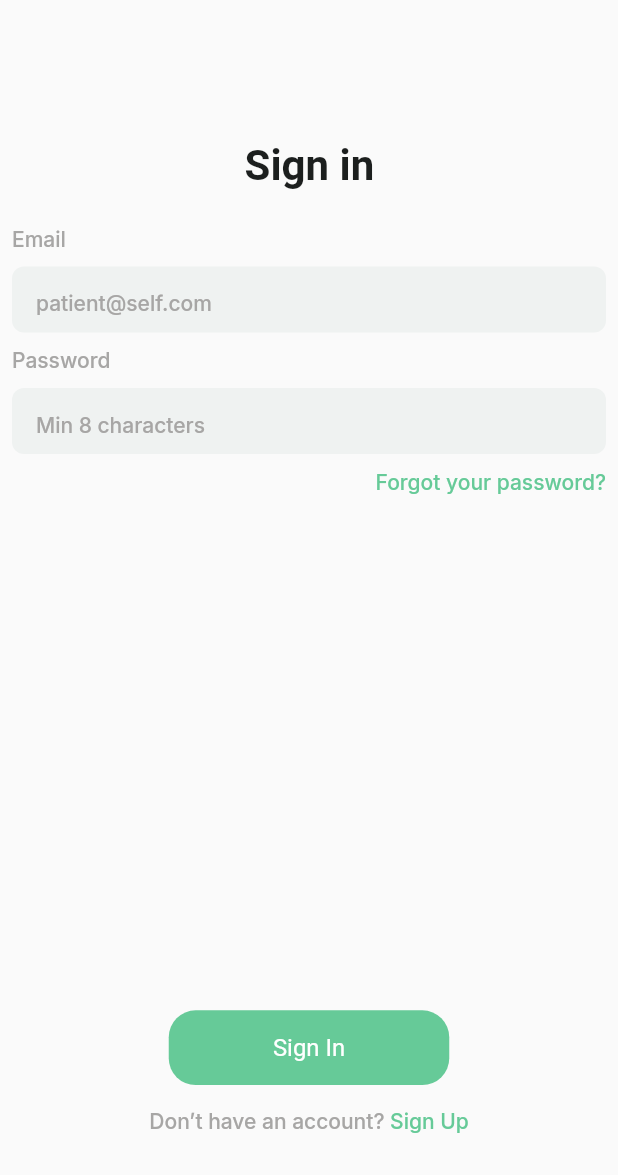
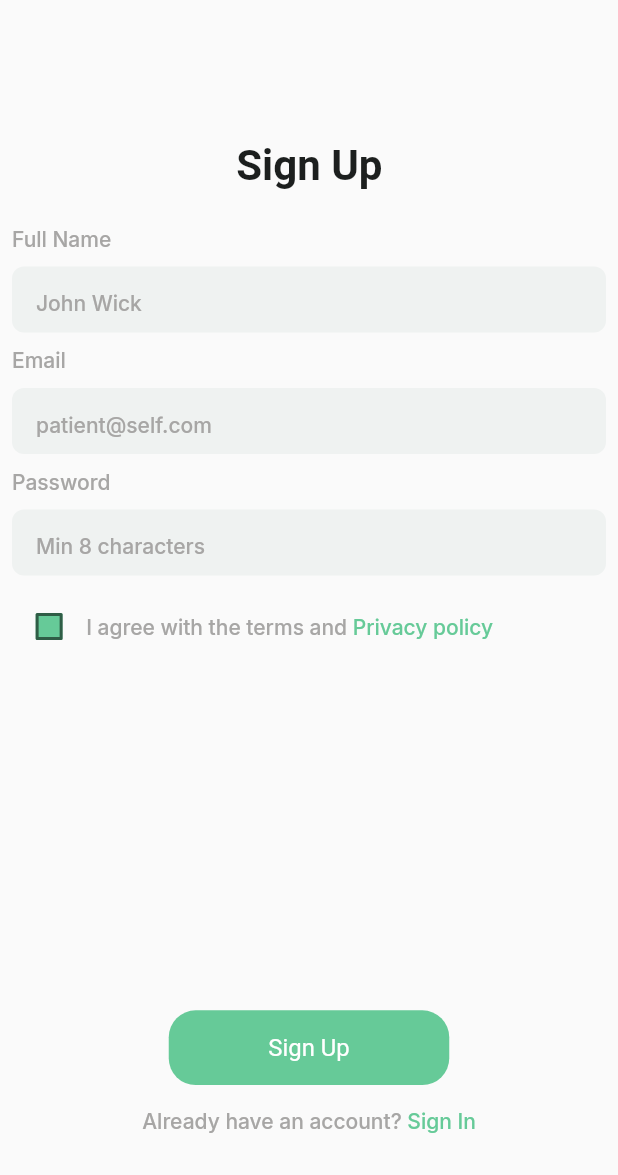
Before and after one commit to Teewhydot/medical_clinik, a Flutter app: the screen it shows after launch, on a phone screen of 412 x 824 dp, the part 61-1236 px from its top. Run offline on Flutter 3.47's test engine with Material 2 defaults, Android fonts, the phone set to English and light mode, and no system bars; our stand-ins replace google_fonts; missing offline and left inert: flag; Roboto replaces fonts that are missing (Gilroy-SemiBold).

Commit message:
Sign Up page completed.

```diff
--- /dev/null
+++ b/lib/clinik_app/presentation/pages/auth_pages/sign_up.dart
@@ -0,0 +1,120 @@
+import 'package:flutter/material.dart';
+import 'package:medical_clinik/clinik_app/presentation/widgets/constants/constants.dart';
+import 'package:medical_clinik/clinik_app/presentation/widgets/reused_widgets/button_widget.dart';
+import 'package:medical_clinik/clinik_app/presentation/widgets/reused_widgets/checkbox_widget.dart';
+import 'package:medical_clinik/clinik_app/presentation/widgets/reused_widgets/custom_textfield.dart';
+import 'package:medical_clinik/clinik_app/presentation/widgets/reused_widgets/header_widget.dart';
+
+class SignUpPage extends StatefulWidget {
+  const SignUpPage({Key? key}) : super(key: key);
+
+  @override
+  State<SignUpPage> createState() => _SignUpPageState();
+}
+
+class _SignUpPageState extends State<SignUpPage> {
+  @override
+  Widget build(BuildContext context) {
+    double fem = MediaQuery.of(context).size.width / baseWidth;
+    return Scaffold(
+      body: SafeArea(
+          child: Padding(
+        padding: const EdgeInsets.all(8.0),
+        child: Column(
+            mainAxisAlignment: MainAxisAlignment.spaceBetween,
+            children: [
+              Column(
+                children: [
+                  HeaderWidget(
+                    fem: fem,
+                    headerText: Text(
+                      'Sign Up',
+                      style: kHeaderTextStyle,
+                      textAlign: TextAlign.center,
+                    ),
+                    subHeaderText: Container(),
+                  ),
+                  Align(
+                      alignment: Alignment.centerLeft,
+                      child: Text('Full Name', style: kSubHeaderTextStyle)),
+                  addVerticalSpacing(10),
+                  const CustomTextField(
+                    keyboardType: TextInputType.name,
+                    hintText: 'John Wick',
+                  ),
+                  addVerticalSpacing(10),
+                  Align(
+                      alignment: Alignment.centerLeft,
+                      child: Text('Email', style: kSubHeaderTextStyle)),
+                  addVerticalSpacing(10),
+                  const CustomTextField(
+                    keyboardType: TextInputType.emailAddress,
+                    hintText: 'patient@self.com',
+                  ),
+                  addVerticalSpacing(10),
+                  Align(
+                      alignment: Alignment.centerLeft,
+                      child: Text('Password', style: kSubHeaderTextStyle)),
+                  addVerticalSpacing(10),
+                  const CustomTextField(
+                    keyboardType: TextInputType.visiblePassword,
+                    hintText: 'Min 8 characters',
+                  ),
+                  addVerticalSpacing(10),
+                  // checkbox and text
+                  Row(
+                    children: [
+                      const Expanded(
+                        flex: 1,
+                        child: MyCheckbox(),
+                      ),
+                      Expanded(
+                        flex: 7,
+                        child: RichText(
+                          text: TextSpan(
+                            style: kSubHeaderTextStyle,
+                            children: [
+                              const TextSpan(
+                                text: 'I agree with the terms and ',
+                              ),
+                              TextSpan(
+                                  text: 'Privacy policy',
+                                  style: kSubHeaderTextStyle.copyWith(
+                                      color: kAccentPrimaryGreen)),
+                            ],
+                          ),
+                        ),
+                      ),
+                    ],
+                  ),
+                ],
+              ),
+              Column(
+                children: [
+                  ButtonWidget(
+                      fem: fem,
+                      color: kAccentPrimaryGreen,
+                      buttonText: 'Sign Up'),
+                  addVerticalSpacing(15),
+                  RichText(
+                    text: TextSpan(
+                      style: kSubHeaderTextStyle,
+                      children: [
+                        const TextSpan(
+                          text: 'Already have an account? ',
+                        ),
+                        TextSpan(
+                            text: 'Sign In',
+                            style: kSubHeaderTextStyle.copyWith(
+                                color: kAccentPrimaryGreen)),
+                      ],
+                    ),
+                  ),
+                  addVerticalSpacing(20)
+                ],
+              )
+            ]),
+      )),
+    );
+  }
+}
--- /dev/null
+++ b/lib/clinik_app/presentation/widgets/reused_widgets/checkbox_widget.dart
@@ -0,0 +1,29 @@
+// ignore_for_file: library_private_types_in_public_api
+
+import 'package:flutter/material.dart';
+import 'package:medical_clinik/clinik_app/presentation/widgets/constants/constants.dart';
+
+class MyCheckbox extends StatefulWidget {
+  const MyCheckbox({Key? key}) : super(key: key);
+
+  @override
+  _MyCheckboxState createState() => _MyCheckboxState();
+}
+
+class _MyCheckboxState extends State<MyCheckbox> {
+  bool isChecked = false;
+
+  @override
+  Widget build(BuildContext context) {
+    return Checkbox(
+      checkColor: Colors.white,
+      fillColor: MaterialStateProperty.all(kAccentPrimaryGreen),
+      value: isChecked,
+      onChanged: (value) {
+        setState(() {
+          isChecked = value!;
+        });
+      },
+    );
+  }
+}
--- a/lib/main.dart
+++ b/lib/main.dart
@@ -1,5 +1,5 @@
 import 'package:flutter/material.dart';
-import 'package:medical_clinik/clinik_app/presentation/pages/auth_pages/sign_in.dart';
+import 'package:medical_clinik/clinik_app/presentation/pages/auth_pages/sign_up.dart';
 
 void main() {
   runApp(const MyApp());
@@ -12,7 +12,7 @@ class MyApp extends StatelessWidget {
   Widget build(BuildContext context) {
     return const MaterialApp(
       debugShowCheckedModeBanner: false,
-      home: SignInPage(),
+      home: SignUpPage(),
     );
   }
 }
```
